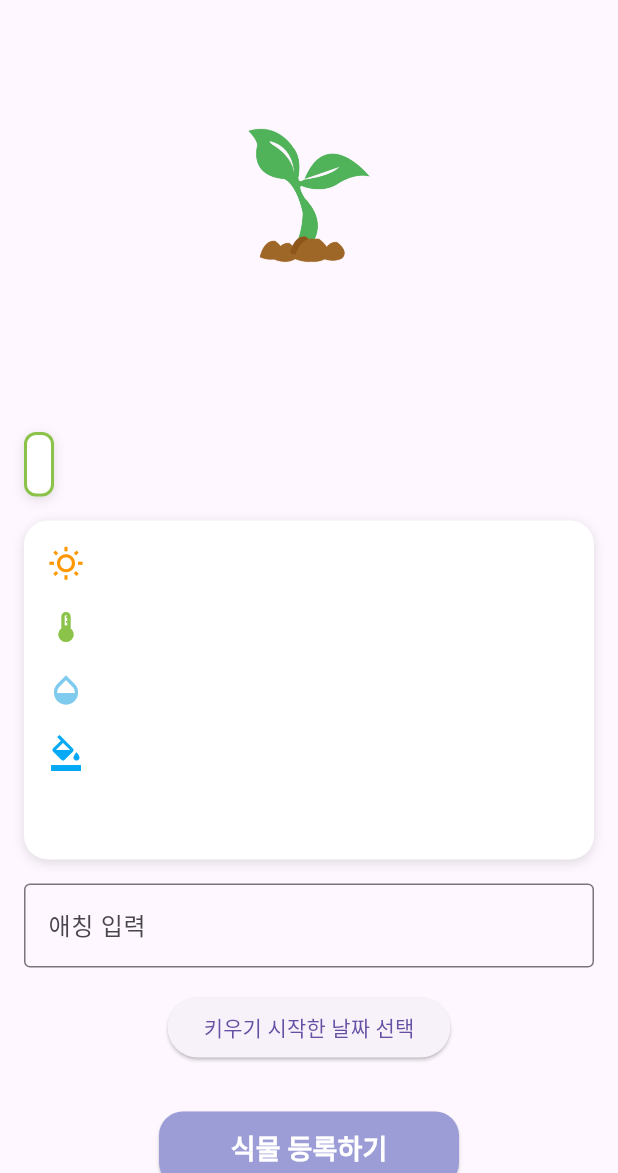
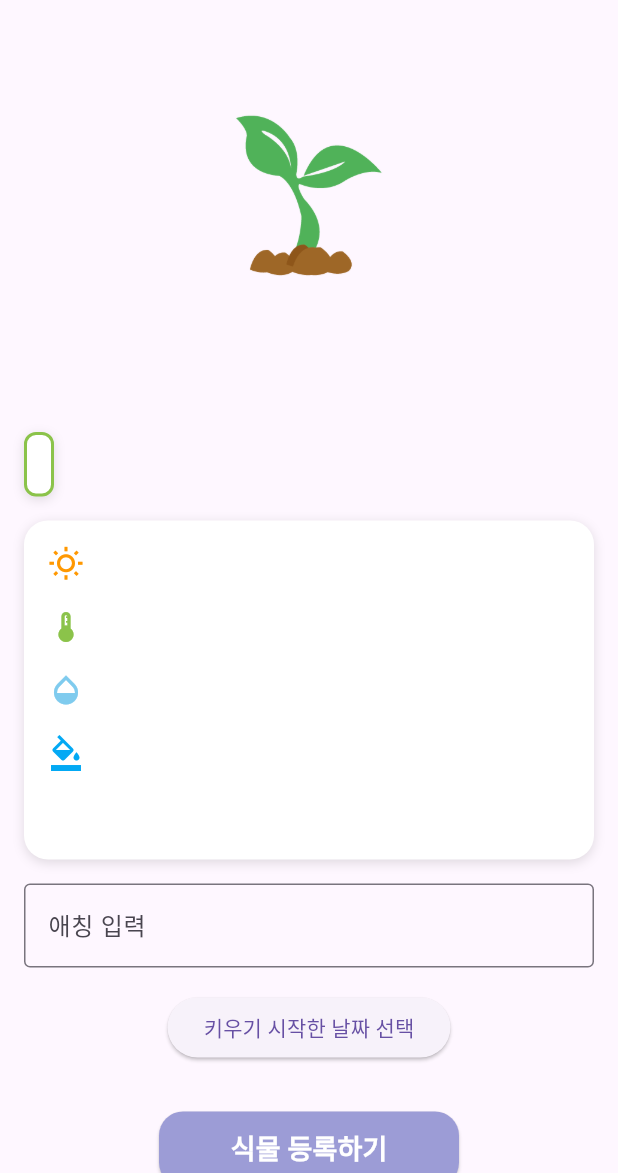
Before and after one commit to mobile01Team/plantApp, a Flutter app: the AddPage screen opened directly with empty values, on a phone screen of 412 x 824 dp, the part 63-1236 px from its top. Run offline on Flutter 3.47's test engine with Material 3 defaults, Android fonts, the phone set to English and light mode, and no system bars; our stand-ins replace cloud_firestore, firebase_auth, firebase_core, firebase_storage, fl_chart, flutter_local_notifications and 6 more; accounts and stored records are empty; network calls fail.

Commit message:
파이어베이스  식물 사진 추가

```diff
--- a/plant/lib/add.dart
+++ b/plant/lib/add.dart
@@ -1,9 +1,11 @@
 import 'package:flutter/material.dart';
 import 'package:cloud_firestore/cloud_firestore.dart';
 import 'package:firebase_auth/firebase_auth.dart';
+import 'package:firebase_storage/firebase_storage.dart'; // firebase_storage 패키지 추가
 import 'package:shimmer/shimmer.dart'; // shimmer 패키지 추가
 
 class AddPage extends StatefulWidget {
+  final String id;
   final String name;
   final String lux;
   final String temp;
@@ -13,6 +15,7 @@ class AddPage extends StatefulWidget {
   final String special;
 
   const AddPage({
+    required this.id,
     required this.name,
     required this.lux,
     required this.temp,
@@ -46,6 +49,17 @@ class _AddPageState extends State<AddPage> {
     }
   }
 
+  Future<String> _getImageUrl(String imageName) async {
+    // 파이어베이스 스토리지에서 이미지 URL을 가져오는 함수
+    try {
+      final ref = FirebaseStorage.instance.ref().child('$imageName.png');
+      return await ref.getDownloadURL();
+    } catch (e) {
+      // 오류가 발생할 경우 빈 문자열 반환
+      return '';
+    }
+  }
+
   @override
   Widget build(BuildContext context) {
     return Scaffold(
@@ -59,10 +73,27 @@ class _AddPageState extends State<AddPage> {
             crossAxisAlignment: CrossAxisAlignment.start,
             children: [
               Center(
-                child: Image.asset(
-                  'images/seed.png',
-                  width: 200,
-                  height: 200,
+                child: FutureBuilder<String>(
+                  future: _getImageUrl(widget.id), // 문서 ID와 같은 이름의 이미지 URL 가져오기
+                  builder: (context, snapshot) {
+                    if (!snapshot.hasData) {
+                      return const Center(child: CircularProgressIndicator());
+                    }
+                    final imageUrl = snapshot.data!;
+                    return imageUrl.isNotEmpty
+                        ? Image.network(
+                            imageUrl,
+                            width: 200,
+                            height: 200,
+                            fit: BoxFit.cover,
+                          )
+                        : Image.asset(
+                            'images/seed.png',
+                            width: 200,
+                            height: 200,
+                            fit: BoxFit.cover,
+                          );
+                  },
                 ),
               ),
               const SizedBox(height: 16),
@@ -130,7 +161,7 @@ class _AddPageState extends State<AddPage> {
                     const SizedBox(height: 16),
                     Row(
                       children: [
-                        const Icon(Icons.thermostat_outlined, color: Colors.lightGreen,),
+                        const Icon(Icons.thermostat_outlined, color: Colors.lightGreen),
                         const SizedBox(width: 8),
                         Expanded(
                           child: Text(
@@ -144,7 +175,7 @@ class _AddPageState extends State<AddPage> {
                     const SizedBox(height: 16),
                     Row(
                       children: [
-                        const Icon(Icons.opacity_outlined, color: Color.fromARGB(255, 127, 203, 238),),
+                        const Icon(Icons.opacity_outlined, color: Color.fromARGB(255, 127, 203, 238)),
                         const SizedBox(width: 8),
                         Expanded(
                           child: Text(
@@ -158,7 +189,7 @@ class _AddPageState extends State<AddPage> {
                     const SizedBox(height: 16),
                     Row(
                       children: [
-                        const Icon(Icons.format_color_fill, color: Colors.lightBlue,),
+                        const Icon(Icons.format_color_fill, color: Colors.lightBlue),
                         const SizedBox(width: 8),
                         Expanded(
                           child: Text(
--- a/plant/lib/search_image.dart
+++ b/plant/lib/search_image.dart
@@ -54,6 +54,7 @@ class _SearchImageState extends State<SearchImage> {
       context,
       MaterialPageRoute(
         builder: (context) => AddPage(
+          id: plant.id,
           name: plant['name'],
           lux: plant['lux'],
           temp: plant['temp'],
--- a/plant/pubspec.yaml
+++ b/plant/pubspec.yaml
@@ -48,6 +48,7 @@ dependencies:
   http: ^1.2.1
   flutter_local_notifications: ^17.1.2
   fl_chart: ^0.68.0
+  firebase_storage: ^11.7.7
 
 dev_dependencies:
   flutter_test:
```
Also changed, not shown: plant/lib/add_list_page.dart (+29 -2 lines), plant/pubspec.lock, 4 other files.
